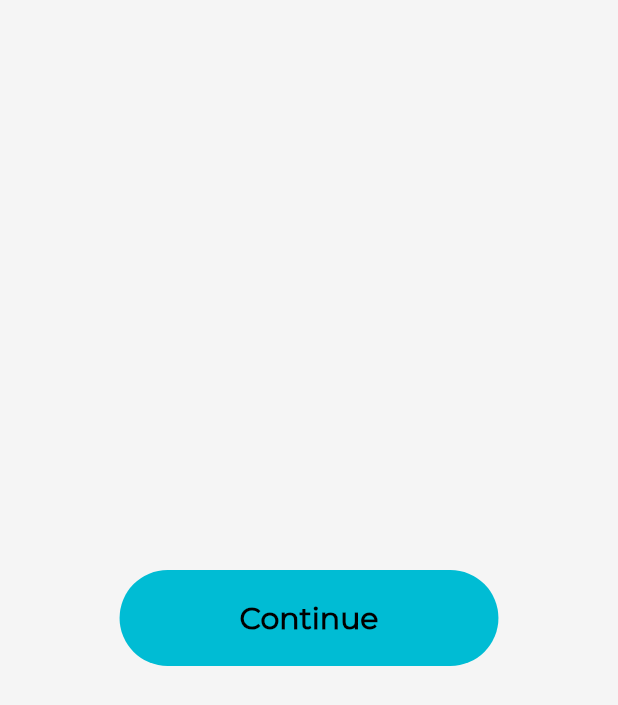
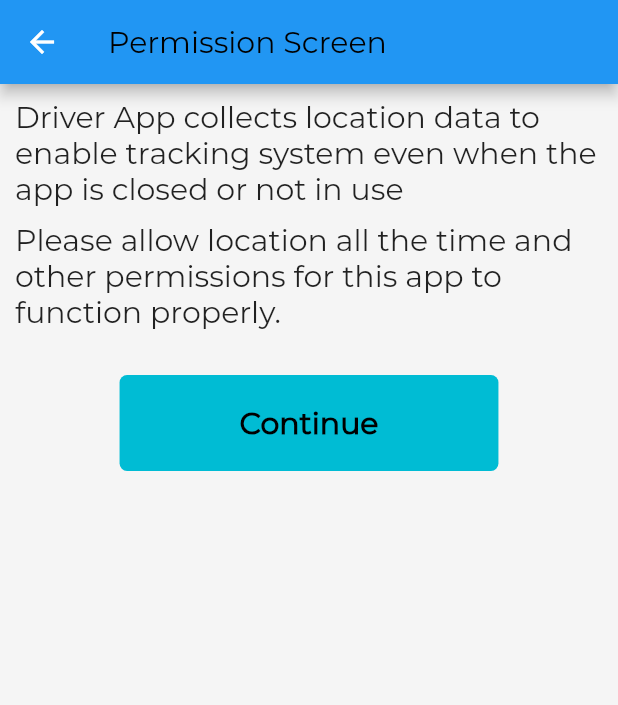
Before and after one commit to liveasy97/driverApp, a Flutter app: the PermissionScreen screen opened directly, on a phone screen of 412 x 824 dp. Shown: the top 705 px of the screen. Run offline on Flutter 3.47's test engine with Material 2 defaults, Android fonts, the phone set to English and light mode, and no system bars; drawn by our look-alikes of overlay_support; our stand-ins replace connectivity, firebase_auth, firebase_core, firebase_messaging, flutter_easyloading, geolocator and 6 more; missing offline and left inert: flutter_background_service, flutter_background_service_android, flutter_config, onesignal_flutter, visibility_aware_state; accounts and stored records are empty; network calls fail.

Commit message:
Changes: Provide clear and detail message about location access in dialog, permission screen and notification.

```diff
--- a/lib/screens/landingScreen.dart
+++ b/lib/screens/landingScreen.dart
@@ -57,7 +57,19 @@ class _LandingScreenState extends State<LandingScreen>{
     showDialog(context: context,
       builder: (BuildContext context) => AlertDialog(
       title: Text('Some Permission Required'),
-      content: Text('Please enable location and other permissions for this app to function properly.'),
+      content: Container(
+        padding: EdgeInsets.all(10),
+        child: Column(
+          mainAxisSize: MainAxisSize.min,
+          mainAxisAlignment: MainAxisAlignment.start,
+          crossAxisAlignment: CrossAxisAlignment.start,
+          children: [
+            Text('Driver App needs to collects location data to enable tracking system even when the app is closed or not in use'),
+            SizedBox(height: 10,),
+            Text('Please allow location all the time and other permissions for this app to function properly.'),
+          ],
+        ),
+      ),
       actions: [
         TextButton(
           child: Text('Open Settings'),
@@ -125,7 +137,7 @@ class _LandingScreenState extends State<LandingScreen>{
     Timer.periodic(const Duration(seconds: 10), (timer) async{
       if(service is AndroidServiceInstance){
         //set foreground notification
-        service.setForegroundNotificationInfo(title: "Location Tracking is On", content: "Sending Location");
+        service.setForegroundNotificationInfo(title: "Location Tracking is on", content: "Driver App got your location in the background");
         print("timer");
         fetchLocation();
       }
@@ -145,6 +157,13 @@ class _LandingScreenState extends State<LandingScreen>{
       Position position = await Geolocator.getCurrentPosition(
         desiredAccuracy: LocationAccuracy.high,
       );
+
+
+      // double speed;
+      //
+      // Geolocator.getPositionStream().listen((position) {
+      //    speed = position.speed; // This is your speed
+      // });
 
 
       double lat = position.latitude;
@@ -181,12 +200,13 @@ class _LandingScreenState extends State<LandingScreen>{
 
   @override
   Widget build(BuildContext context) {
-    return const Scaffold(
+    return Scaffold(
+      appBar: AppBar(
+          title: Text("Landing Page", style:TextStyle(color: Colors.black)),),
       backgroundColor: backgroundColor,
       body: Center(
-        child: Text("This is Landing Page", style: TextStyle(color:Color.fromRGBO(0, 160, 227, 1),fontSize: 25),),
-      ),
-    );
+        child: Text("Location Tracking is ON",style: TextStyle(color:Color.fromRGBO(0, 160, 227, 1),fontSize: 25)),
+    ));
   }
 
 }
--- a/lib/screens/navigationScreen.dart
+++ b/lib/screens/navigationScreen.dart
@@ -21,16 +21,13 @@ class _NavigationScreenState extends State<NavigationScreen>{
     super.initState();
 
     checkPermissionStatus();
-
   }
   void checkPermissionStatus() async {
-    var notificationPermissionStatus = Permission.notification.status;
-    var locationAlwaysPermissionStatus = Permission.locationAlways.status;
+    var notificationPermissionStatus = await Permission.notification.status;
+    var locationAlwaysPermissionStatus = await Permission.locationAlways.status;
 
-    if(await notificationPermissionStatus.isGranted && await locationAlwaysPermissionStatus.isGranted){
-      setState(() {
+    if(notificationPermissionStatus.isGranted && locationAlwaysPermissionStatus.isGranted){
         navigateFlag = true;
-      });
     }
 
   }
--- a/lib/screens/permissionScreen.dart
+++ b/lib/screens/permissionScreen.dart
@@ -94,17 +94,35 @@ class _PermissionScreenState extends State<PermissionScreen> {
   @override
   Widget build(BuildContext context) {
     return Scaffold(
+      appBar: AppBar(
+        title: Text("Permission Screen", style: TextStyle(color: Colors.black),),
+      ),
       backgroundColor: backgroundColor,
-      body: Center(
-            child: FilledButton(
+      body: Container(
+        padding: EdgeInsets.all(10),
+        child: Column(
+          mainAxisAlignment: MainAxisAlignment.start,
+          crossAxisAlignment: CrossAxisAlignment.center,
+          children: [
+            Text('Driver App collects location data to enable tracking system even when the app is closed or not in use',style: TextStyle(fontSize: 20),),
+            SizedBox(height: 10,),
+            Text('Please allow location all the time and other permissions for this app to function properly.',style: TextStyle(fontSize: 20),),
+            SizedBox(height: 30,),
+            FilledButton(
               onPressed: () {if(flag){allowLocationAlways();}
-                            else{checkPermissionStatus();}},
+              else{checkPermissionStatus();}},
               style: ButtonStyle(
-                backgroundColor: MaterialStateProperty.all<Color>(Colors.cyan),
-                padding: MaterialStateProperty.all(EdgeInsets.only(left: 80,right: 80,bottom: 20,top: 20))
+                  shape: MaterialStatePropertyAll<RoundedRectangleBorder>(RoundedRectangleBorder(
+                    borderRadius: BorderRadius.all(Radius.circular(5)),
+                  ),),
+                  backgroundColor: MaterialStateProperty.all<Color>(Colors.cyan),
+                  padding: MaterialStateProperty.all(EdgeInsets.only(left: 80,right: 80,bottom: 20,top: 20))
               ),
               child: Text("Continue", style: TextStyle(color:Colors.black,fontSize: 20, fontWeight: FontWeight.bold, fontFamily:'montserrat' ),),
-            )),
+            ),
+          ],
+        ),
+      )
 
     );
   }
```
Also changed, not shown: 2 other files.
